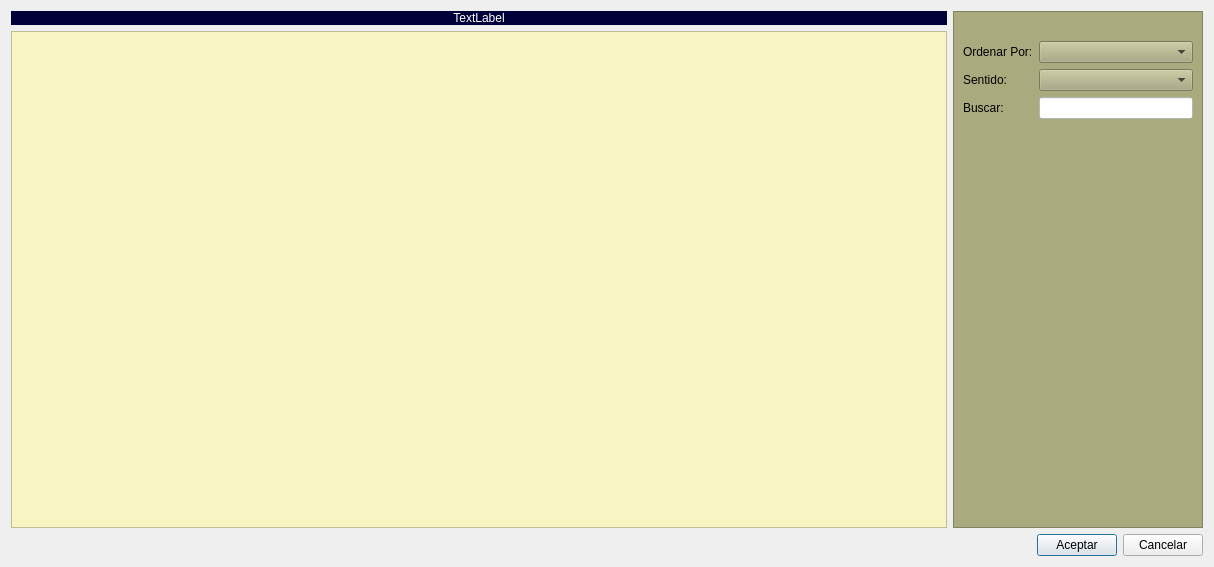
Before: the Qt Designer form app/ui/db_consulta_view.ui in MarcArtStudio3D/creative_ERP, drawn with Qt 5.
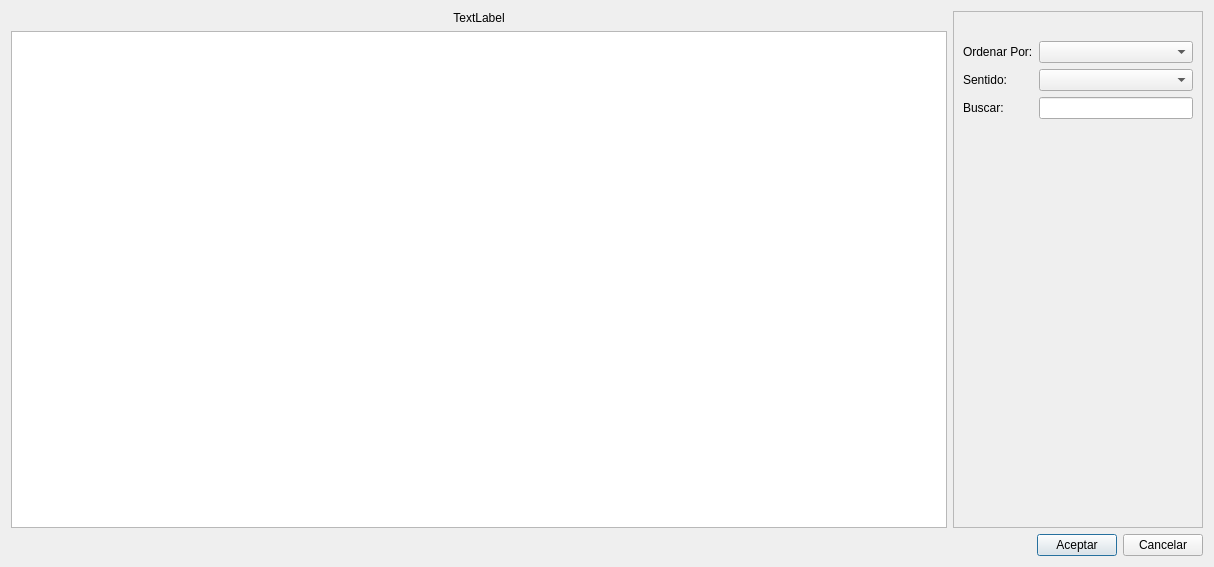
After: the same form once the commit is applied. Icons and pictures are not drawn.

Commit message: Remove hardcoded styles from db_consulta_view.ui and regenerate UI files for better theme support

What changed in the file:
```diff
--- a/app/ui/db_consulta_view.ui
+++ b/app/ui/db_consulta_view.ui
@@ -28,11 +28,6 @@
        <height>22</height>
       </size>
      </property>
-     <property name="styleSheet">
-      <string notr="true">background-color: rgb(0, 0, 57);
-font: 14pt &quot;Sans Serif&quot;;
-color: rgb(255,255,255);</string>
-     </property>
      <property name="text">
       <string>TextLabel</string>
      </property>
@@ -49,9 +44,6 @@
        <height>16777215</height>
       </size>
      </property>
-     <property name="styleSheet">
-      <string notr="true">background-color: rgb(170, 170, 127);</string>
-     </property>
      <property name="frameShape">
       <enum>QFrame::StyledPanel</enum>
      </property>
@@ -97,10 +89,6 @@
       </item>
       <item row="4" column="1">
        <widget class="QLineEdit" name="lineaTextoBuscar">
-        <property name="styleSheet">
-         <string notr="true">background-color: rgb(255, 255, 255);
-color: rgb(0, 0, 0);</string>
-        </property>
        </widget>
       </item>
       <item row="4" column="0">
@@ -128,11 +116,6 @@
    </item>
    <item row="1" column="0">
     <widget class="QTableView" name="resultado_list">
-     <property name="styleSheet">
-      <string notr="true">alternate-background-color: rgb(255, 255, 255);
-background-color: rgb(248, 245, 194);
-font: 8pt &quot;Sans&quot;;</string>
-     </property>
      <property name="alternatingRowColors">
       <bool>true</bool>
      </property>
```
The commit also changes 2 other files.
